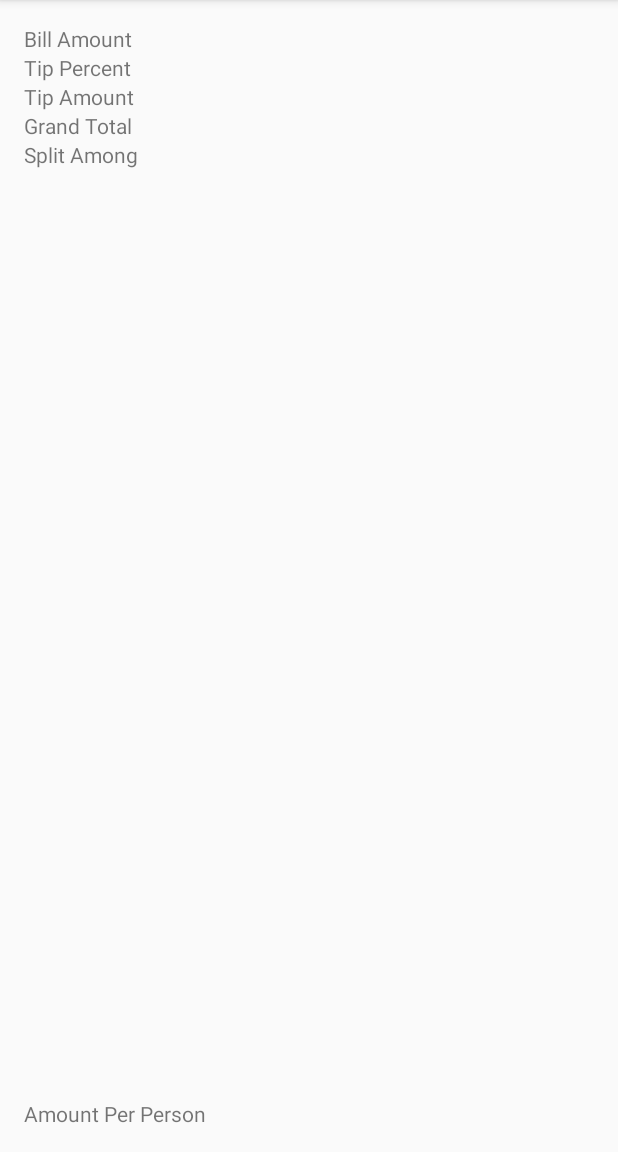
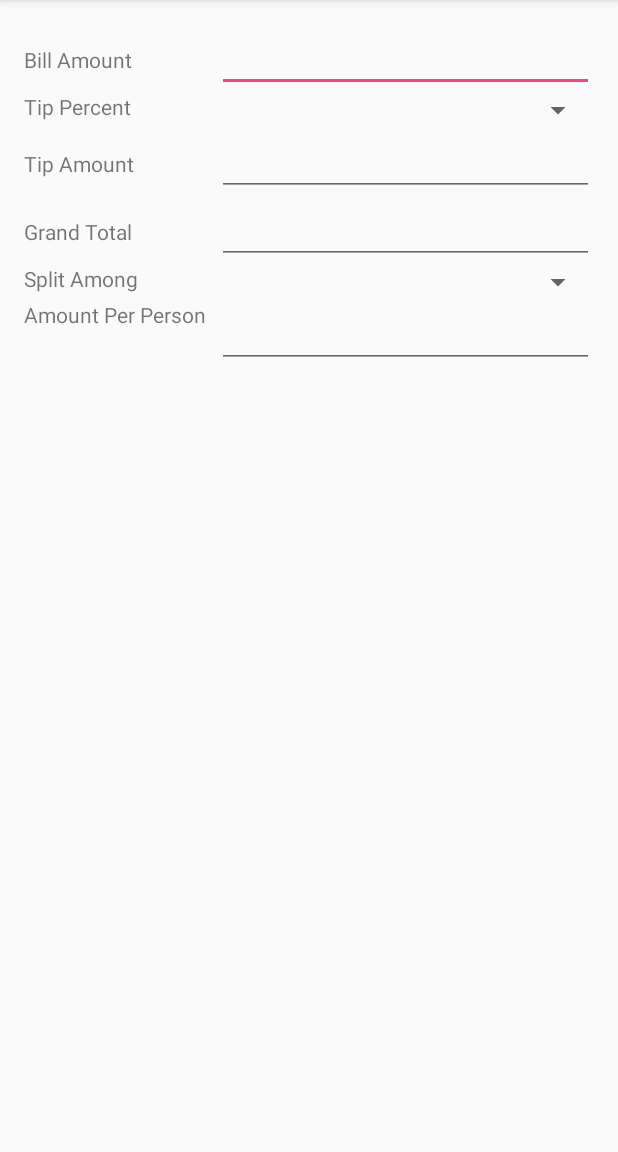
Before and after one commit to wolfishflow/TipsCalculator, an Android app: the screen it shows after launch (MainActivity), on a phone screen of 412 x 824 dp, the part 84-1236 px from its top. Run offline under Robolectric (Android 15) with nearby library versions, the phone set to English and light mode, and no system bars.

Commit message:
Fixed Layout
Properly applied Table Layout
with accurate table row values and weighting

```diff
--- a/app/src/main/res/layout/activity_main.xml
+++ b/app/src/main/res/layout/activity_main.xml
@@ -1,5 +1,5 @@
 <?xml version="1.0" encoding="utf-8"?>
-<GridLayout
+<TableLayout
     xmlns:android="http://schemas.android.com/apk/res/android"
     xmlns:tools="http://schemas.android.com/tools"
     android:layout_width="match_parent"
@@ -10,52 +10,138 @@
     android:paddingTop="@dimen/activity_vertical_margin"
     tools:context="com.example.xcode.tipscalculator.MainActivity">
 
+    <TableRow
+        android:layout_width="match_parent"
+        android:layout_height="match_parent">
+
         <TextView
             android:layout_width="wrap_content"
             android:layout_height="wrap_content"
             android:text="@string/billAmount"
             android:id="@+id/tvBillAmount"
-        android:layout_row="1"
-        android:layout_column="0"/>
+            android:layout_column="0"
+            android:layout_weight="1"
+            />
+
+        <EditText
+            android:layout_width="wrap_content"
+            android:layout_height="wrap_content"
+            android:inputType="numberDecimal"
+            android:ems="10"
+            android:id="@+id/editText"
+            android:layout_column="1"
+            android:layout_weight="5"/>
+    </TableRow>
+
+    <TableRow
+        android:layout_width="match_parent"
+        android:layout_height="match_parent">
 
         <TextView
             android:layout_width="wrap_content"
             android:layout_height="wrap_content"
             android:text="@string/tipPercent"
             android:id="@+id/tvTipPercent"
-        android:layout_row="3"
-        android:layout_column="0"/>
+            android:layout_column="0"
+            android:layout_weight="1"
+            />
+
+        <Spinner
+            android:layout_width="wrap_content"
+            android:layout_height="wrap_content"
+            android:id="@+id/spinner"
+            android:layout_column="1"
+            android:layout_weight="5"/>
+
+    </TableRow>
+
+    <TableRow
+        android:layout_width="match_parent"
+        android:layout_height="match_parent">
 
         <TextView
             android:layout_width="wrap_content"
             android:layout_height="wrap_content"
             android:text="@string/tipAmount"
             android:id="@+id/tvTipAmount"
-        android:layout_row="5"
-        android:layout_column="0"/>
+            android:layout_column="0"
+            android:layout_weight="1"/>
+
+        <EditText
+            android:layout_width="wrap_content"
+            android:layout_height="wrap_content"
+            android:inputType="numberDecimal"
+            android:ems="10"
+            android:id="@+id/editText2"
+            android:layout_column="1"
+            android:layout_weight="5"/>
+
+    </TableRow>
+
+    <TableRow
+        android:layout_width="match_parent"
+        android:layout_height="match_parent">
 
         <TextView
             android:layout_width="wrap_content"
             android:layout_height="wrap_content"
             android:text="@string/grandTotal"
             android:id="@+id/tvGrandTotal"
-        android:layout_row="7"
-        android:layout_column="0"/>
+            android:layout_column="0"
+            android:layout_weight="1"/>
+
+        <EditText
+            android:layout_width="wrap_content"
+            android:layout_height="wrap_content"
+            android:inputType="numberDecimal"
+            android:ems="10"
+            android:id="@+id/editText3"
+            android:layout_column="1"
+            android:layout_weight="5"/>
+    </TableRow>
+
+    <TableRow
+        android:layout_width="match_parent"
+        android:layout_height="match_parent">
 
         <TextView
             android:layout_width="wrap_content"
             android:layout_height="wrap_content"
             android:text="@string/splitAmong"
             android:id="@+id/tvsplitAmong"
-        android:layout_row="9"
-        android:layout_column="0"/>
+            android:layout_column="0"
+            android:layout_weight="1"/>
+
+        <Spinner
+            android:layout_width="wrap_content"
+            android:layout_height="wrap_content"
+            android:id="@+id/spinner2"
+            android:layout_column="1"
+            android:layout_weight="5"/>
+
+    </TableRow>
+
+    <TableRow
+        android:layout_width="match_parent"
+        android:layout_height="match_parent"
+        >
 
         <TextView
             android:layout_width="wrap_content"
-        android:layout_height="wrap_content"
+            android:layout_height="match_parent"
             android:text="@string/amountPer"
             android:id="@+id/tvAmountPer"
-        android:layout_row="11"
-        android:layout_column="0"/>
+            android:layout_column="0"
+            android:layout_weight="1"/>
 
-</GridLayout>
+        <EditText
+            android:layout_width="wrap_content"
+            android:layout_height="wrap_content"
+            android:inputType="numberDecimal"
+            android:ems="10"
+            android:id="@+id/editText4"
+            android:layout_column="1"
+            android:layout_weight="5"/>
+    </TableRow>
+
+</TableLayout>
```
Lines whose indentation alone changed are shown as unchanged.
